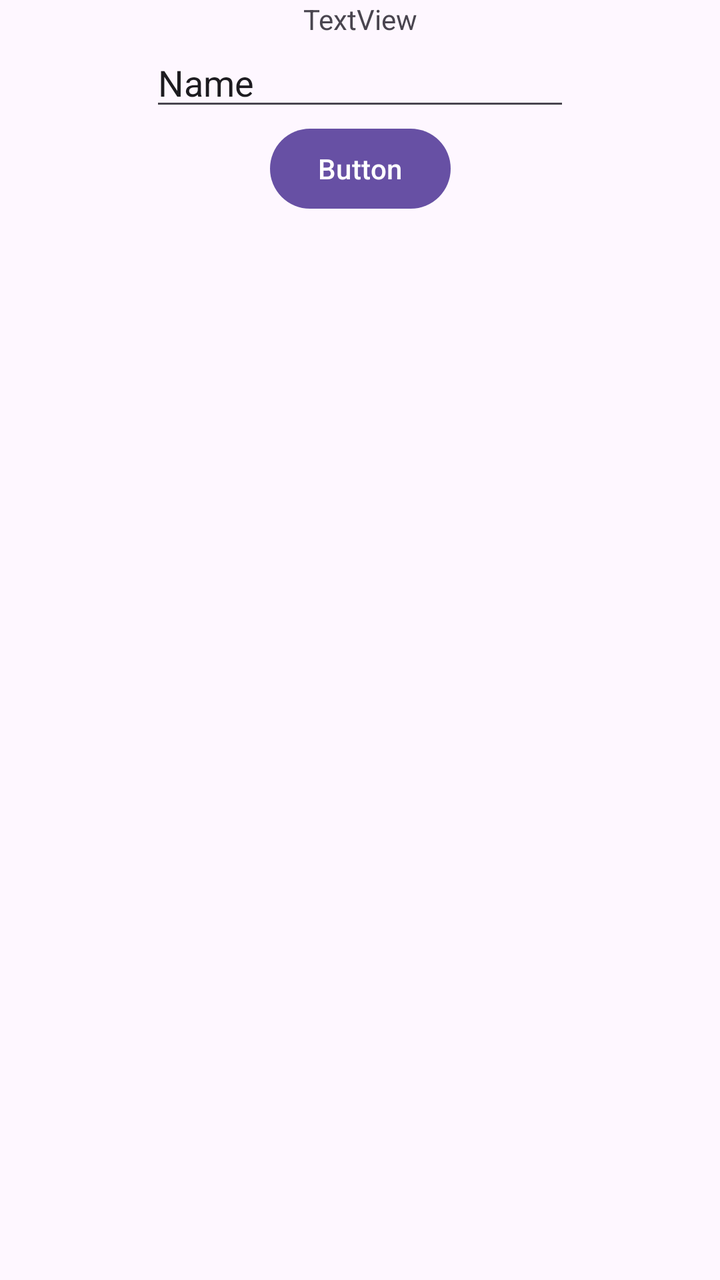
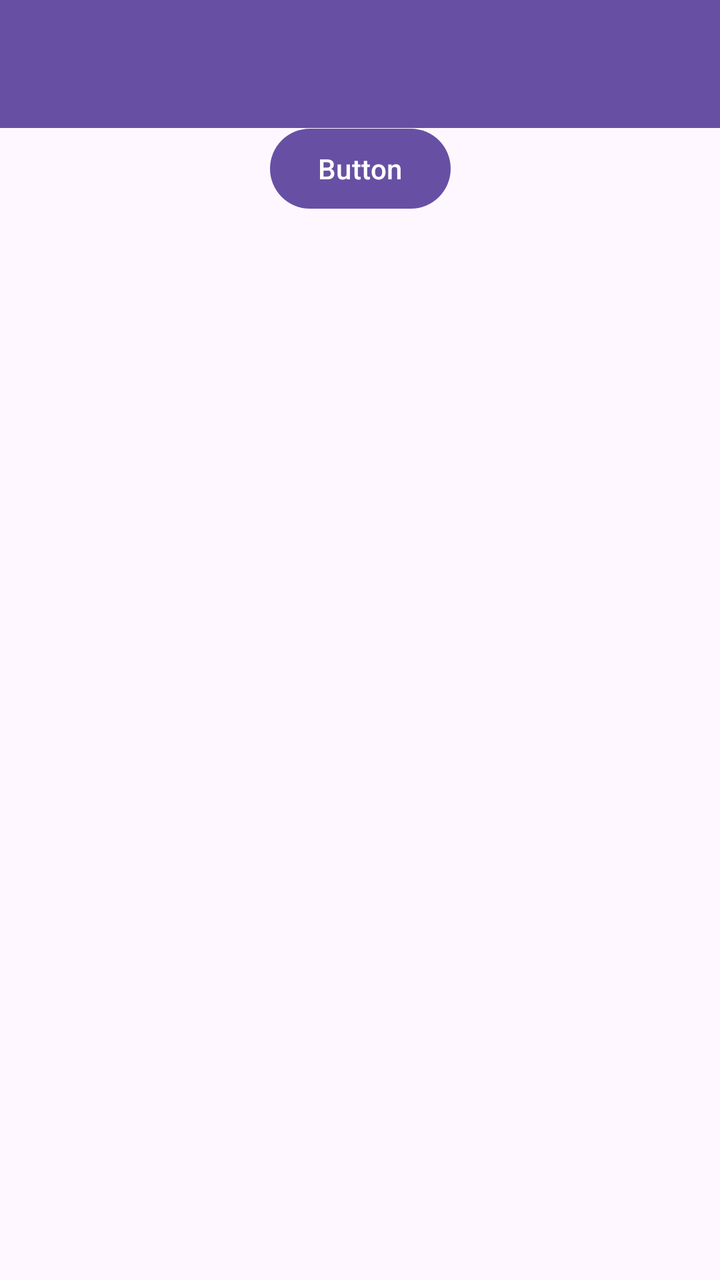

Screens rendered from an Android XML layout before and after an edit, with the pre-edit source and the edit as a unified diff.
<!-- AndroidManifest.xml: application theme Theme.Aldo_TIE_Pertemuan3 -->
<!-- res/layout/activity_second.xml -->
<?xml version="1.0" encoding="utf-8"?>
<androidx.constraintlayout.widget.ConstraintLayout xmlns:android="http://schemas.android.com/apk/res/android"
    xmlns:app="http://schemas.android.com/apk/res-auto"
    xmlns:tools="http://schemas.android.com/tools"
    android:id="@+id/main"
    android:layout_width="match_parent"
    android:layout_height="match_parent"
    tools:context=".Pertemuan2.SecondActivity">

    <TextView
        android:id="@+id/textNama"
        android:layout_width="wrap_content"
        android:layout_height="wrap_content"
        android:text="TextView"
        app:layout_constraintEnd_toEndOf="parent"
        app:layout_constraintStart_toStartOf="parent"
        app:layout_constraintTop_toTopOf="parent" />

    <EditText
        android:id="@+id/inputNama"
        android:layout_width="wrap_content"
        android:layout_height="wrap_content"
        android:ems="10"
        android:inputType="text"
        android:text="Name"
        app:layout_constraintEnd_toEndOf="parent"
        app:layout_constraintStart_toStartOf="parent"
        app:layout_constraintTop_toBottomOf="@+id/textNama" />

    <Button
        android:id="@+id/btnSubmit"
        android:layout_width="wrap_content"
        android:layout_height="wrap_content"
        android:text="Button"
        app:layout_constraintEnd_toEndOf="parent"
        app:layout_constraintStart_toStartOf="parent"
        app:layout_constraintTop_toBottomOf="@+id/inputNama" />
</androidx.constraintlayout.widget.ConstraintLayout>
<!-- resources referenced by this layout -->
<resources>
  <style name="Theme.Aldo_TIE_Pertemuan3" parent="Base.Theme.Aldo_TIE_Pertemuan3" />
  <style name="Base.Theme.Aldo_TIE_Pertemuan3" parent="Theme.Material3.DayNight.NoActionBar">
          
          
      </style>
</resources>

<!-- the commit's change to res/layout/activity_second.xml (unified diff, before → after) -->
@@ -35,4 +35,15 @@
         app:layout_constraintEnd_toEndOf="parent"
         app:layout_constraintStart_toStartOf="parent"
         app:layout_constraintTop_toBottomOf="@+id/inputNama" />
+
+    <androidx.appcompat.widget.Toolbar
+        android:id="@+id/toolbar"
+        android:layout_width="match_parent"
+        android:layout_height="?attr/actionBarSize"
+        android:background="?attr/colorPrimary"
+        app:layout_constraintEnd_toEndOf="parent"
+        app:layout_constraintStart_toStartOf="parent"
+        app:layout_constraintTop_toTopOf="parent"
+        app:subtitleTextColor="@android:color/white"
+        app:titleTextColor="@android:color/white" />
 </androidx.constraintlayout.widget.ConstraintLayout>
